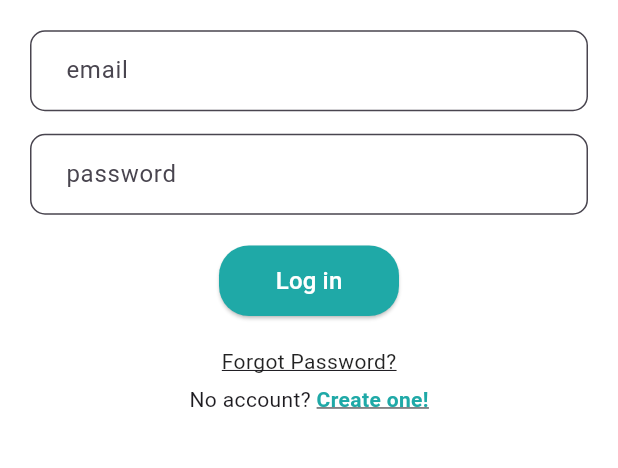
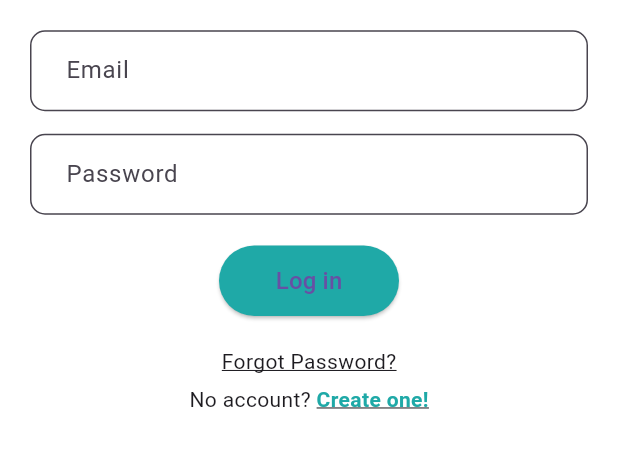
Before and after one commit to JurisAlson/ecoscrap_app, a Flutter app: the screen it shows after launch, on a phone screen of 412 x 824 dp, the part 488-956 px from its top. Run offline on Flutter 3.47's test engine with Material 3 defaults, Android fonts, the phone set to English and light mode, and no system bars; our stand-ins replace cloud_firestore, firebase_auth, firebase_core, image_picker; accounts and stored records are empty.

Commit message:
Dry run shit

```diff
--- a/lib/login_page.dart
+++ b/lib/login_page.dart
@@ -1,26 +1,27 @@
 import 'package:flutter/material.dart';
 import 'package:firebase_auth/firebase_auth.dart';
+import 'dashboard.dart';
+import 'create_account.dart';
+import 'forgot_password.dart';
 
-import 'dashboard.dart';
-import 'forgot_password.dart';
-import 'create_account.dart';
+class LoginPage extends StatefulWidget {
+  const LoginPage({super.key});
 
+  @override
+  State<LoginPage> createState() => _LoginPageState();
+}
 
+class _LoginPageState extends State<LoginPage> {
+  final TextEditingController _emailController = TextEditingController();
+  final TextEditingController _passwordController = TextEditingController();
 
-// Controllers
-final TextEditingController _emailController = TextEditingController();
-final TextEditingController _passwordController = TextEditingController();
-
-class LoginPage extends StatelessWidget {
-  const LoginPage({super.key});
-  Future<void> _login(BuildContext context) async {
+  Future<void> _login() async {
     try {
       await FirebaseAuth.instance.signInWithEmailAndPassword(
         email: _emailController.text.trim(),
         password: _passwordController.text.trim(),
       );
 
-      // Login success → go to dashboard
       Navigator.pushReplacement(
         context,
         MaterialPageRoute(builder: (_) => const DashboardPage()),
@@ -39,6 +40,7 @@ class LoginPage extends StatelessWidget {
       );
     }
   }
+
   @override
   Widget build(BuildContext context) {
     return Scaffold(
@@ -49,88 +51,67 @@ class LoginPage extends StatelessWidget {
           mainAxisAlignment: MainAxisAlignment.center,
           children: [
 
-            // Logo
-            Image.asset(
-              "assets/images/ecoscrap_logo.png",
-              width: 130,
-            ),
-
+            Image.asset("assets/images/ecoscrap_logo.png", width: 130),
             const SizedBox(height: 20),
 
-            // Username field
             TextField(
               controller: _emailController,
               keyboardType: TextInputType.emailAddress,
               decoration: InputDecoration(
-                hintText: "email",
+                hintText: "Email",
                 filled: true,
                 fillColor: Colors.white,
                 contentPadding: const EdgeInsets.symmetric(horizontal: 20, vertical: 15),
                 border: OutlineInputBorder(
                   borderRadius: BorderRadius.circular(10),
-                  borderSide: const BorderSide(color: Colors.grey),
                 ),
               ),
             ),
 
-
             const SizedBox(height: 15),
 
-            // Password field
             TextField(
               controller: _passwordController,
               obscureText: true,
               decoration: InputDecoration(
-                hintText: "password",
+                hintText: "Password",
                 filled: true,
                 fillColor: Colors.white,
                 contentPadding: const EdgeInsets.symmetric(horizontal: 20, vertical: 15),
                 border: OutlineInputBorder(
                   borderRadius: BorderRadius.circular(10),
-                  borderSide: const BorderSide(color: Colors.grey),
-                ),
-              ),
-            ),
-            const SizedBox(height: 20),
-            // Login button
-            SizedBox(
-              width: 120,
-              child: ElevatedButton(
-                style: ElevatedButton.styleFrom(
-                  backgroundColor: const Color(0xFF1FA9A7), // teal color
-                  foregroundColor: Colors.white,
-                  shape: RoundedRectangleBorder(
-                    borderRadius: BorderRadius.circular(20),
-                  ),
-                  padding: const EdgeInsets.symmetric(vertical: 12),
-                ),
-                onPressed: () {
-                  _login(context);
-                },
-                child: const Text(
-                  "Log in",
-                  style: TextStyle(fontSize: 16),
+
                 ),
               ),
             ),
 
             const SizedBox(height: 20),
 
-            // Forgot Password (TAPABLE)
+            SizedBox(
+              width: 120,
+              child: ElevatedButton(
+                style: ElevatedButton.styleFrom(
+                  backgroundColor: const Color(0xFF1FA9A7),
+                  padding: const EdgeInsets.symmetric(vertical: 12),
+                ),
+                onPressed: _login,
+                child: const Text("Log in", style: TextStyle(fontSize: 16)),
+              ),
+            ),
+
+            const SizedBox(height: 20),
+
             GestureDetector(
               onTap: () {
                 Navigator.push(
                   context,
-                  MaterialPageRoute(
-                    builder: (context) => const ForgotPasswordPage(),
-                  ),
+                  MaterialPageRoute(builder: (_) => const ForgotPasswordPage()),
                 );
               },
               child: const Text(
                 "Forgot Password?",
                 style: TextStyle(
                   fontSize: 14,
-                  color: Colors.black87,
                   decoration: TextDecoration.underline,
                 ),
               ),
@@ -138,21 +119,15 @@ class LoginPage extends StatelessWidget {
 
             const SizedBox(height: 5),
 
-            // Create Account
             Row(
               mainAxisAlignment: MainAxisAlignment.center,
               children: [
-                const Text(
-                  "No account? ",
-                  style: TextStyle(fontSize: 14),
-                ),
+                const Text("No account? "),
                 GestureDetector(
                   onTap: () {
                     Navigator.push(
                       context,
-                      MaterialPageRoute(
-                        builder: (context) => const CreateAccountPage(),
-                      ),
+                      MaterialPageRoute(builder: (_) => const CreateAccountPage()),
                     );
                   },
                   child: const Text(
```
Also changed, not shown: lib/splash_screen.dart (+32 -10 lines).
